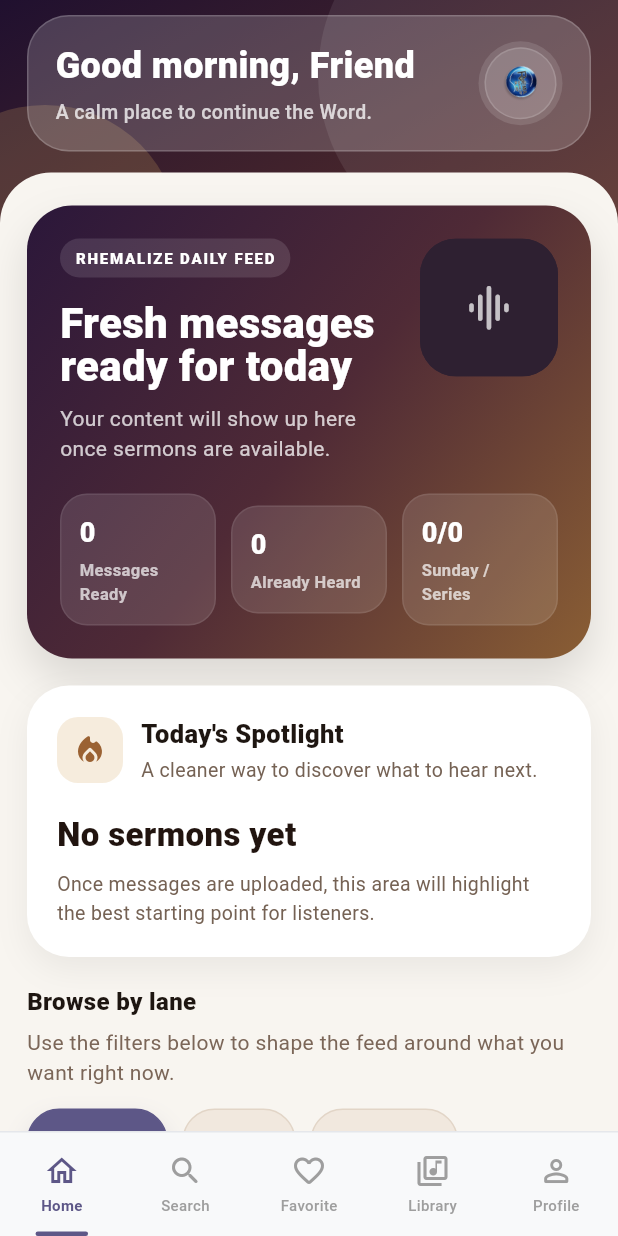
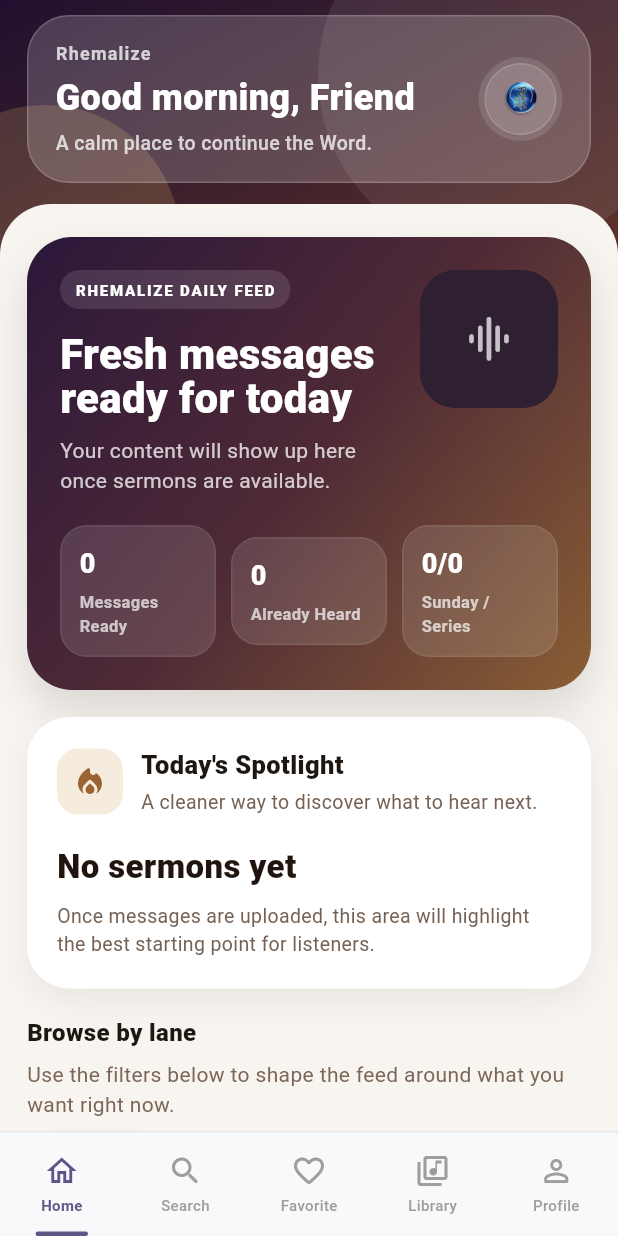
Before and after one commit to Majorboy1/Rhemalize, a Flutter app: the screen it shows once a user with an empty profile is signed in, on a phone screen of 412 x 824 dp. Run offline on Flutter 3.47's test engine with Material 3 defaults, Android fonts, the phone set to English and light mode, and no system bars; our stand-ins replace app_links, cloud_firestore, connectivity_plus, file_picker, firebase_auth, firebase_core and 9 more; missing offline and left inert: audio_session; accounts and stored records are empty; network calls fail.

Commit message:
Add Rhemalize branding to home header

```diff
--- a/lib/screens/home_screen.dart
+++ b/lib/screens/home_screen.dart
@@ -334,6 +334,16 @@ class _HomeScreenState extends State<HomeScreen> {
           child: Column(
             crossAxisAlignment: CrossAxisAlignment.start,
             children: [
+              Text(
+                'Rhemalize',
+                style: TextStyle(
+                  color: subtitleColor,
+                  fontSize: 12,
+                  fontWeight: FontWeight.w700,
+                  letterSpacing: 0.8,
+                ),
+              ),
+              const SizedBox(height: 4),
               Text(
                 greeting,
                 style: TextStyle(
```
